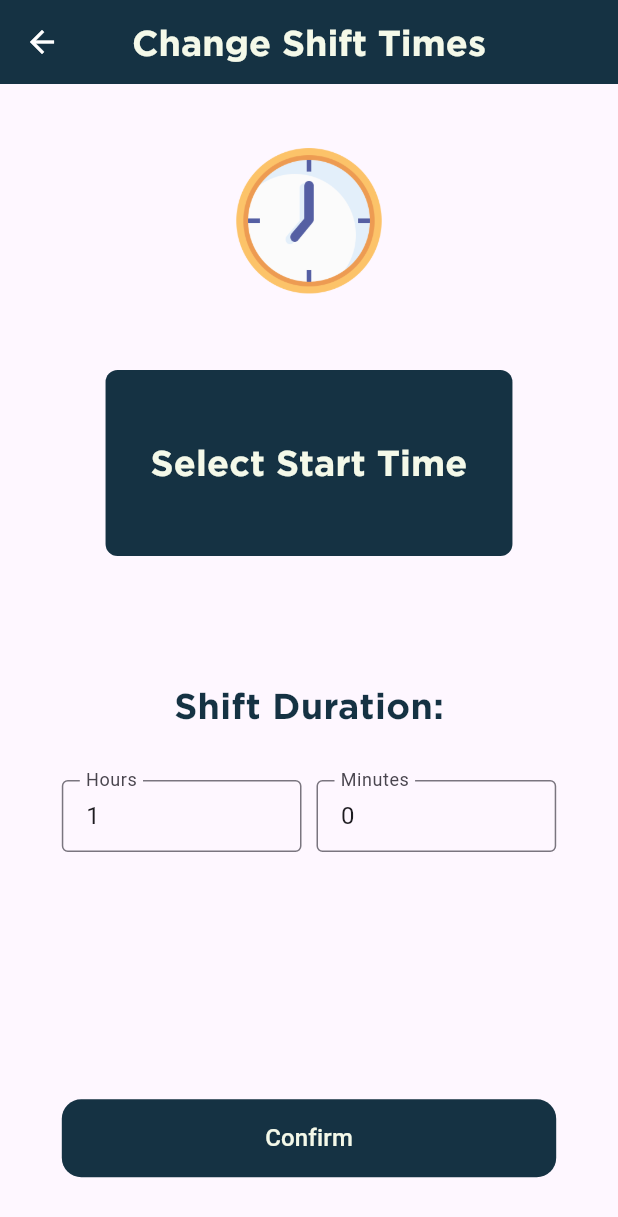
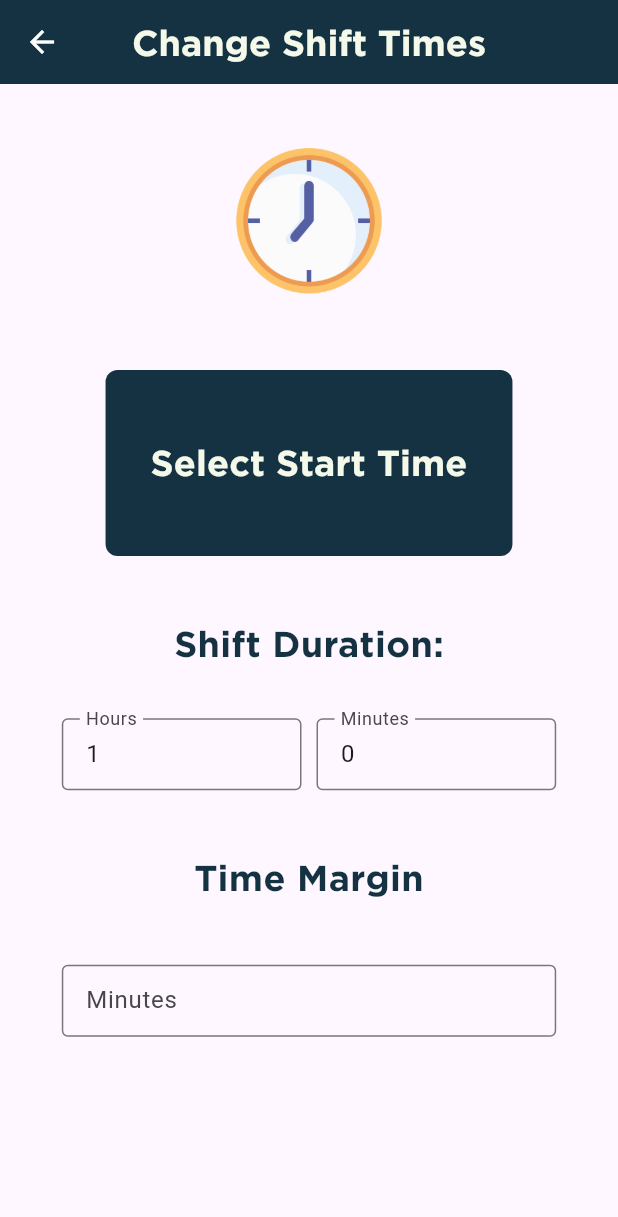
Before and after one commit to MagdKamaldev/rider_admin_panel, a Flutter app: the ChangeShiftTimes screen opened directly with empty values, on a phone screen of 412 x 824 dp. Shown: the top 1217 px of the screen. Run offline on Flutter 3.47's test engine with Material 3 defaults, Android fonts, the phone set to English and light mode, and no system bars; our stand-ins replace bloc, dartz, dio, flutter_bloc, flutter_map, get_it and 5 more; accounts and stored records are empty.

```diff
--- a/lib/core/networks/api_constants.dart
+++ b/lib/core/networks/api_constants.dart
@@ -30,6 +30,5 @@ class ApiConstants {
   static const String deleteRider = "admin/DeleteRider";
   static const String editRiderHub = "admin/EditRiderHub";
   static const String editRiderShiftTime = "admin/SetRiderShift";
-//locations api
-// static const String searchPlace = "https://nominatim.openstreetmap.org/search?addressdetails=1&q=Gas%20near%20[30.0710632672488,%2031.348593242563744]&format=jsonv2&limit=5";
+//
 }
--- a/lib/features/Managers/UI/manager_table.dart
+++ b/lib/features/Managers/UI/manager_table.dart
@@ -56,7 +56,7 @@ class ManagersTableState extends State<ManagersTable> {
       headingRowColor: WidgetStateProperty.resolveWith<Color>(
         (Set<WidgetState> states) {
           return const Color.fromRGBO(
-              241, 243, 249, 1); // Header background color
+              241, 243, 249, 1);
         },
       ),
       headingRowHeight: 45,
--- a/lib/features/riders/Ui/change_rider_shift_time.dart
+++ b/lib/features/riders/Ui/change_rider_shift_time.dart
@@ -22,6 +22,7 @@ class ChangeShiftTimesState extends State<ChangeShiftTimes> {
       const Duration(hours: 1, minutes: 0); // Default 1 hour shift duration
   final _hoursController = TextEditingController();
   final _minutesController = TextEditingController();
+  final _timeMarginController = TextEditingController();
   final GlobalKey<FormState> _formKey = GlobalKey<FormState>();
 
   Future<void> _selectStartTime() async {
@@ -60,7 +61,6 @@ class ChangeShiftTimesState extends State<ChangeShiftTimes> {
   @override
   void initState() {
     super.initState();
-    // Initialize text controllers with default values
     _hoursController.text = _shiftDuration.inHours.toString();
     _minutesController.text = (_shiftDuration.inMinutes % 60).toString();
   }
@@ -115,7 +115,7 @@ class ChangeShiftTimesState extends State<ChangeShiftTimes> {
                             ),
                           ),
                         ),
-                        SizedBox(height: size.height * 0.1),
+                        SizedBox(height: size.height * 0.05),
                         Text(
                           S.of(context).shiftDuration,
                           style: TextStyles.headings
@@ -155,6 +155,35 @@ class ChangeShiftTimesState extends State<ChangeShiftTimes> {
                                 ),
                               ),
                             ],
+                          ),
+                        ),
+                        SizedBox(height: size.height * 0.05),
+                        Text(
+                          S.of(context).timeMargin,
+                          style: TextStyles.headings
+                              .copyWith(color: AppColors.prussianBlue),
+                        ),
+                        SizedBox(height: size.height * 0.05),
+                        SizedBox(
+                          width:
+                              size.width * 0.8 < 600 ? size.width * 0.8 : 600,
+                          child: TextFormField(
+                            controller: _timeMarginController,
+                            keyboardType: TextInputType.number,
+                            validator: (value) {
+                              if (value!.isEmpty) {
+                                return S.of(context).emptyValidation;
+                              }else if(int.tryParse(value) == null){
+                                return S.of(context).valideMunites;
+                              }
+                              return null;
+                            },
+                            decoration: InputDecoration(
+                              labelText: S.of(context).minutes,
+                              border: const OutlineInputBorder(),
+                              contentPadding:
+                                  const EdgeInsets.symmetric(horizontal: 12),
+                            ),
                           ),
                         ),
                         SizedBox(height: size.height * 0.1),
@@ -197,7 +226,7 @@ class ChangeShiftTimesState extends State<ChangeShiftTimes> {
                                                 startDateTime,
                                                 endDateTime,
                                                 _shiftDuration,
-                                                context);
+                                                context,int.parse(_timeMarginController.text));
                                       }
                                     }
                                   },
--- a/lib/features/riders/data/repos/riders_repo.dart
+++ b/lib/features/riders/data/repos/riders_repo.dart
@@ -12,5 +12,5 @@ abstract class RidersRepo {
   Future<Either<Failure, List<Hub>>> fetchHubs();
   Future<Either<Failure, RiderModel>> changeRiderHub(int riderId, int hubId);
   Future<Either<Failure, RiderModel>> changeRiderShiftTime(int riderId,
-      DateTime startTime, DateTime endTime, Duration shiftDuration);
+      DateTime startTime, DateTime endTime, Duration shiftDuration,int timeMargin);
 }
--- a/lib/features/riders/data/repos/riders_repo_impl.dart
+++ b/lib/features/riders/data/repos/riders_repo_impl.dart
@@ -113,7 +113,7 @@ class RiderRepoImpl implements RidersRepo {
 
   @override
   Future<Either<Failure, RiderModel>> changeRiderShiftTime(int riderId,
-      DateTime startTime, DateTime endTime, Duration shiftDuration) async {
+      DateTime startTime, DateTime endTime, Duration shiftDuration,int timeMargin) async {
     try {
       final response = await apiServices.post(
         data: {
@@ -121,6 +121,7 @@ class RiderRepoImpl implements RidersRepo {
           "open_at": _formatDateTimeWithOffset(startTime),
           "close_at": _formatDateTimeWithOffset(endTime),
           "duration": shiftDuration.inSeconds,
+          "time_margin": timeMargin
         },
         jwt: kTokenBox.get(kTokenBoxString),
         endPoint: ApiConstants.editRiderShiftTime,
--- a/lib/features/riders/logic/cubit/rider_cubit.dart
+++ b/lib/features/riders/logic/cubit/rider_cubit.dart
@@ -85,9 +85,9 @@ class RiderCubit extends Cubit<RiderState> {
     );
   }
 
-  void changeRiderShiftTime(int riderId,DateTime startTime,DateTime endTime,Duration shiftDuration,context) async {
+  void changeRiderShiftTime(int riderId,DateTime startTime,DateTime endTime,Duration shiftDuration,context,int timeMargin) async {
     emit(ChangeRiderShiftTimeLoading());
-    final response = await repo.changeRiderShiftTime(riderId, startTime, endTime,shiftDuration);
+    final response = await repo.changeRiderShiftTime(riderId, startTime, endTime,shiftDuration,timeMargin);
     response.fold(
       (l) => emit(ChangeRiderShiftTimeFailure(l.message)),
       (r) {
--- a/lib/l10n/intl_ar.arb
+++ b/lib/l10n/intl_ar.arb
@@ -86,7 +86,7 @@
     "changeShiftTimes": "تغيير أوقات الورديات",
     "selectStartTime": "اختر وقت البدء",
     "startTime": "وقت البدء",
-    "shiftDuration": "مدة الوردة:",
+    "shiftDuration": "مدة الوردية:",
     "hours": "ساعات",
     "minutes": "دقائق",
     "endTime": "وقت الانتهاء",
@@ -107,5 +107,7 @@
     "selectLanguage": "اختر اللغة",
     "english": "الإنجليزية",
     "arabic": "العربية",
-    "settings":"الإعدادات"
+    "settings":"الإعدادات",
+    "timeMargin" : "الوقت المحدد",
+     "valideMunites": "الرجاء إدخال دقائق صالحة"
 }
--- a/lib/l10n/intl_en.arb
+++ b/lib/l10n/intl_en.arb
@@ -107,5 +107,7 @@
     "selectLanguage": "Select Language",
     "english": "English",
     "arabic": "Arabic",
-    "settings": "Settings"
+    "settings": "Settings",
+    "timeMargin" : "Time Margin",
+    "valideMunites": "Please enter valid minutes"
 }
```
Also changed, not shown: lib/features/riders/Ui/riders_card.dart (+3 -5 lines), lib/generated/intl/messages_ar.dart, lib/generated/intl/messages_en.dart, lib/generated/l10n.dart.
